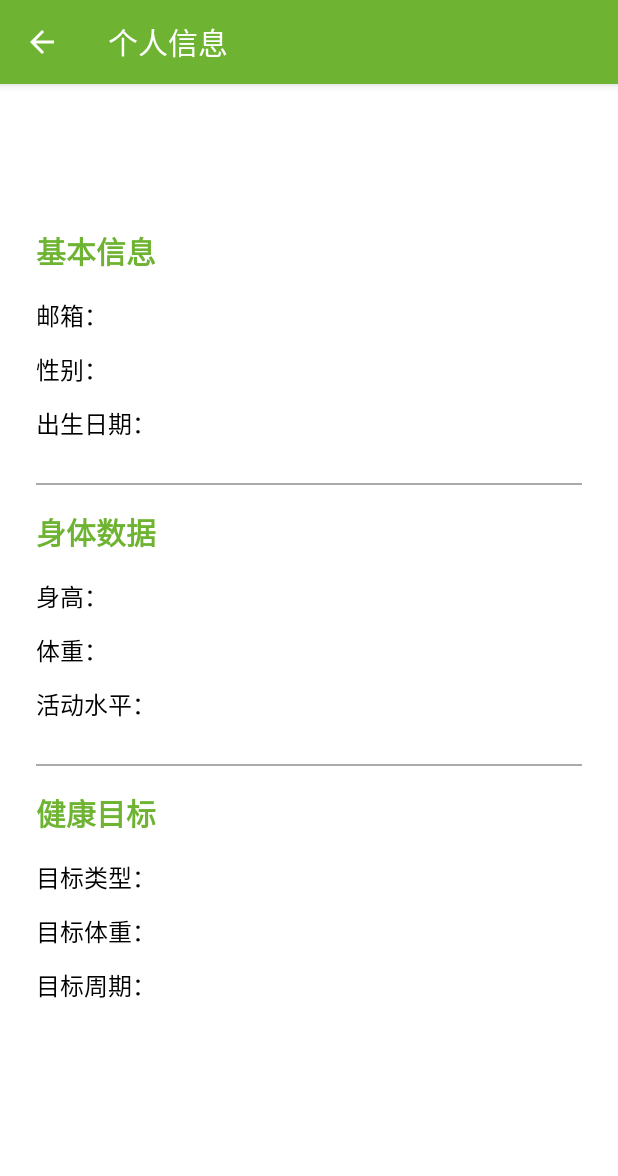
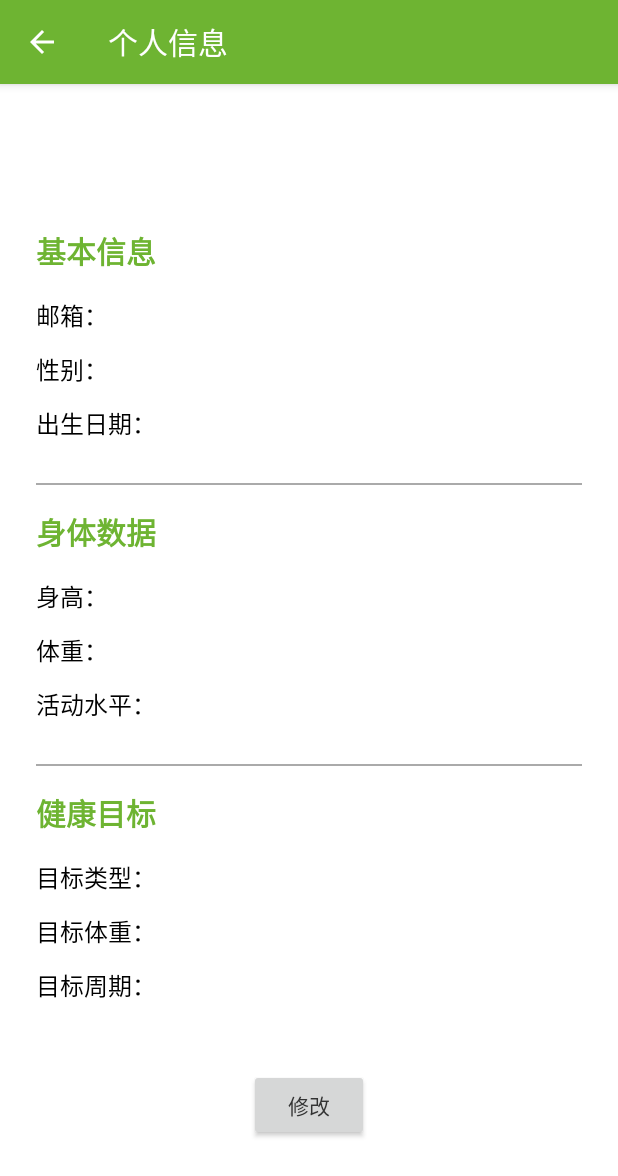
Before and after one commit to se7suna/ForHealth-Android, an Android app built with Jetpack Compose: the ProfileActivity screen opened directly, with no data from a screen before it, on a phone screen of 412 x 824 dp. Shown: the top 1176 px of the screen. Run offline under Robolectric (Android 15) with nearby library versions, the phone set to English and light mode, and no system bars.

Commit message:
feat: 在个人信息界面加入了修改功能，支持重新录入信息；修改了少量ui

```diff
--- a/frontend/app/src/main/java/com/example/forhealth/user/ProfileActivity.kt
+++ b/frontend/app/src/main/java/com/example/forhealth/user/ProfileActivity.kt
@@ -1,6 +1,8 @@
 package com.example.forhealth.user
 
+import android.content.Intent
 import android.os.Bundle
+import android.widget.Button
 import android.widget.TextView
 import android.widget.Toast
 import androidx.appcompat.app.AppCompatActivity
@@ -25,6 +27,8 @@ class ProfileActivity : AppCompatActivity() {
     private lateinit var tvGoalWeight: TextView
     private lateinit var tvGoalWeeks: TextView
 
+    private lateinit var btnEdit: Button
+
     override fun onCreate(savedInstanceState: Bundle?) {
         super.onCreate(savedInstanceState)
         setContentView(R.layout.activity_profile)
@@ -43,9 +47,16 @@ class ProfileActivity : AppCompatActivity() {
         tvGoalType = findViewById(R.id.tvGoalType)
         tvGoalWeight = findViewById(R.id.tvGoalWeight)
         tvGoalWeeks = findViewById(R.id.tvGoalWeeks)
+        btnEdit = findViewById(R.id.btnEdit)
 
         // 加载用户信息
         loadUserProfile()
+
+        // 按下"修改"可以重新录入身体信息
+        btnEdit.setOnClickListener {
+            val intent = Intent(this, BodyDataActivity::class.java)
+            startActivity(intent)
+        }
     }
 
     private fun loadUserProfile() {
--- a/frontend/app/src/main/res/layout/activity_activity_level.xml
+++ b/frontend/app/src/main/res/layout/activity_activity_level.xml
@@ -43,6 +43,6 @@
         android:layout_width="80dp"
         android:layout_gravity="center_horizontal"
         android:layout_height="wrap_content"
-        android:text="确定"
+        android:text="下一步"
         android:layout_marginTop="32dp"/>
 </LinearLayout>
--- a/frontend/app/src/main/res/layout/activity_body_data.xml
+++ b/frontend/app/src/main/res/layout/activity_body_data.xml
@@ -57,6 +57,6 @@
         android:layout_width="80dp"
         android:layout_gravity="center_horizontal"
         android:layout_height="wrap_content"
-        android:text="确定"
+        android:text="下一步"
         android:layout_marginTop="32dp"/>
 </LinearLayout>
--- a/frontend/app/src/main/res/layout/activity_health_goal.xml
+++ b/frontend/app/src/main/res/layout/activity_health_goal.xml
@@ -97,7 +97,7 @@
         android:layout_width="80dp"
         android:layout_gravity="center_horizontal"
         android:layout_height="wrap_content"
-        android:text="确定"
+        android:text="填好了"
         android:layout_marginTop="32dp"/>
 
 </LinearLayout>
--- a/frontend/app/src/main/res/layout/activity_profile.xml
+++ b/frontend/app/src/main/res/layout/activity_profile.xml
@@ -97,5 +97,14 @@
             style="@style/ProfileText"
             android:text="目标周期："/>
 
+        <Button
+            android:id="@+id/btnEdit"
+            android:textSize="14sp"
+            android:layout_width="80dp"
+            android:layout_gravity="center_horizontal"
+            android:layout_height="wrap_content"
+            android:text="修改"
+            android:layout_marginTop="32dp"/>
+
     </LinearLayout>
 </ScrollView>
```
Also changed, not shown: frontend/app/src/main/res/layout/activity_login.xml (+4 -3 lines), 2 other files.
